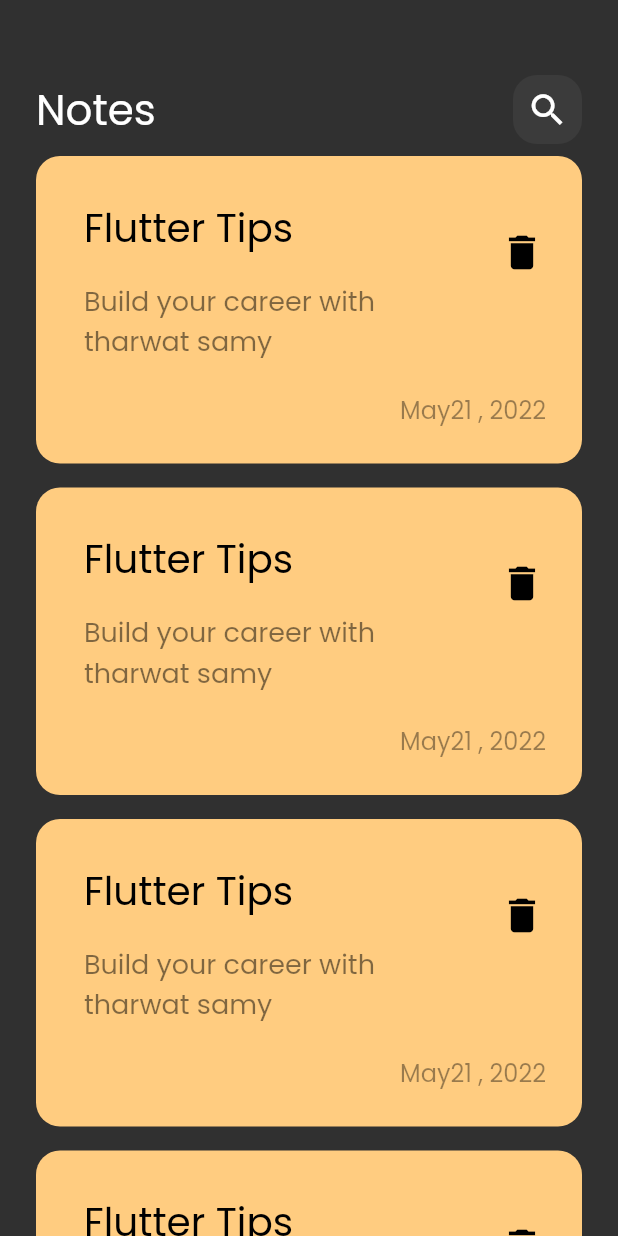
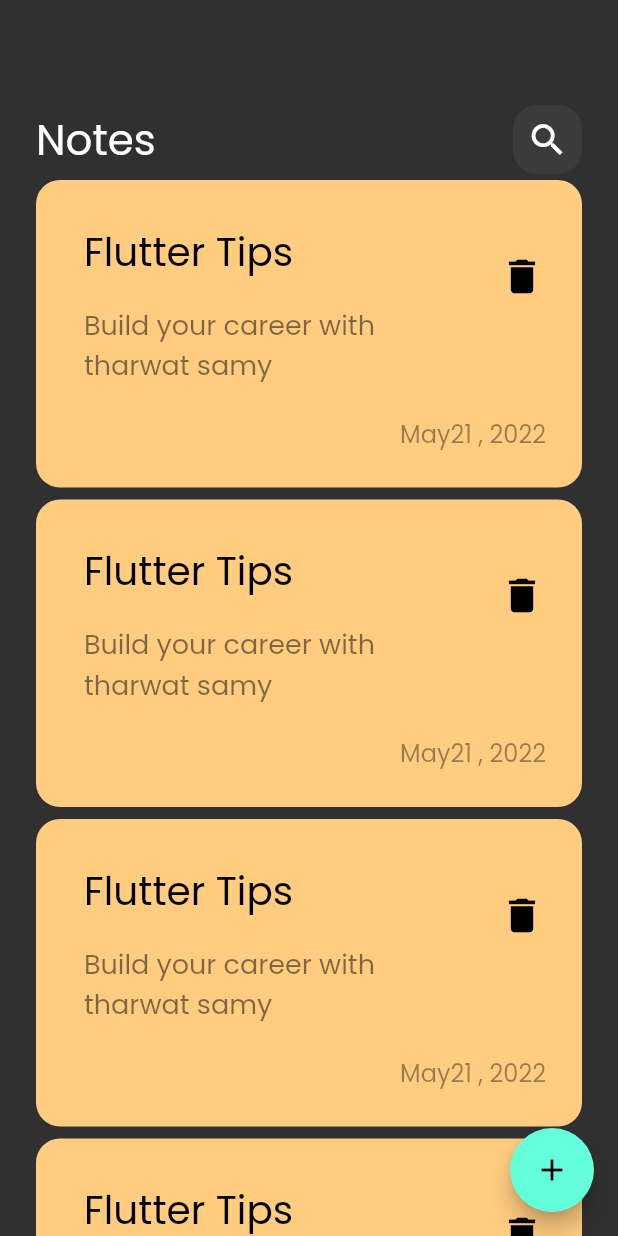
Before and after one commit to AyaallahEmara/notes_app, a Flutter app: the screen it shows after launch, on a phone screen of 412 x 824 dp. Run offline on Flutter 3.47's test engine with Material 2 defaults, Android fonts, the phone set to English and light mode, and no system bars.

Commit message:
add floating action button

```diff
--- a/lib/views/notes_view.dart
+++ b/lib/views/notes_view.dart
@@ -8,6 +8,9 @@ class NotesView extends StatelessWidget {
   @override
   Widget build(BuildContext context) {
     return Scaffold(
+      floatingActionButton: FloatingActionButton(onPressed: (){
+
+      },child: const Icon(Icons.add),),
       body: NotesViewBody(),
     );
   }
--- a/lib/widgets/notes_list_view.dart
+++ b/lib/widgets/notes_list_view.dart
@@ -4,13 +4,12 @@ import 'package:notes_app/widgets/custom_note_item.dart';
 
 class NotesListView extends StatelessWidget {
   const NotesListView({Key? key}) : super(key: key);
-
   @override
   Widget build(BuildContext context) {
     return ListView.builder(itemBuilder :(context,index)
     {
       return const Padding(
-        padding: const EdgeInsets.symmetric(vertical: 8),
+        padding: const EdgeInsets.symmetric(vertical: 4),
         child: const CustomNoteItem(),
       );
     });
--- a/lib/widgets/notes_view_body.dart
+++ b/lib/widgets/notes_view_body.dart
@@ -12,7 +12,7 @@ class NotesViewBody extends StatelessWidget {
       padding: const EdgeInsets.symmetric(horizontal: 24),
       child: Column(
       children: const [
-        SizedBox(height: 50,),
+        SizedBox(height: 70,),
           CustomAppBar(),
         Expanded(child: NotesListView()),
       ],
```
